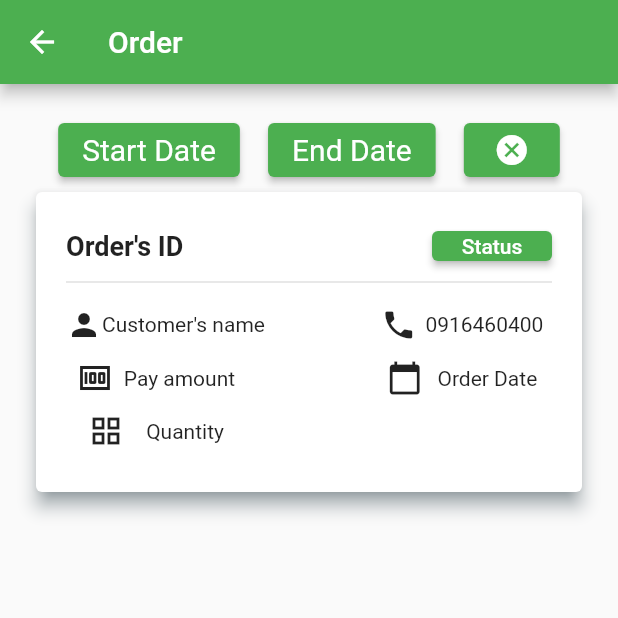
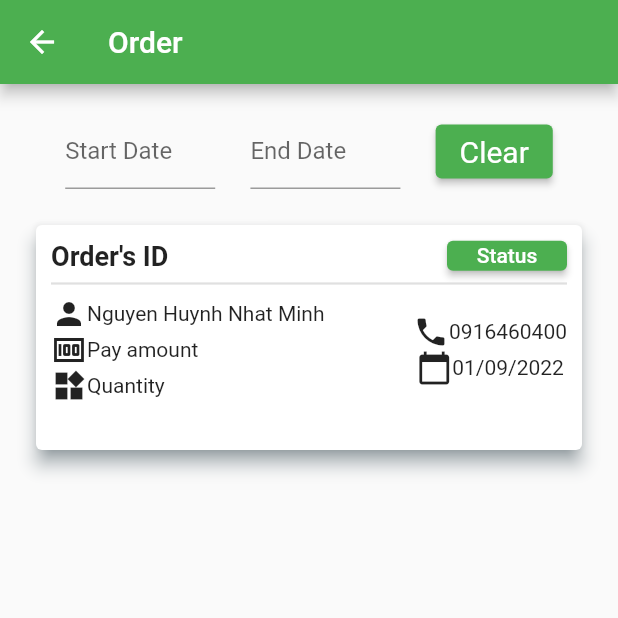
Before and after one commit to Grocery-Store-Management/GSMS.MobileApp.SWD, a Flutter app: the OrderListScreen screen opened by its route, on a phone screen of 412 x 824 dp, the top half of it. Run offline on Flutter 3.47's test engine with Material 2 defaults, Android fonts, the phone set to English and light mode, and no system bars; our stand-ins replace equatable.

Commit message:
update order list screen and widgets

```diff
--- a/lib/screens/order_list_screen/order_list.dart
+++ b/lib/screens/order_list_screen/order_list.dart
@@ -1,5 +1,6 @@
 import 'package:flutter/material.dart';
-import 'package:gsms_mobileapp_swd/widgets/item_card.dart';
+import 'package:gsms_mobileapp_swd/screens/order_list_screen/widgets/order_list_card.dart';
+import 'package:gsms_mobileapp_swd/screens/order_list_screen/widgets/order_date_picker.dart';
 
 class OrderListScreen extends StatefulWidget {
   const OrderListScreen({Key? key}) : super(key: key);
@@ -11,6 +12,9 @@ class OrderListScreen extends StatefulWidget {
 }
 
 class _OrderState extends State<OrderListScreen> {
+  TextEditingController startDateInput = TextEditingController();
+  TextEditingController endDateInput = TextEditingController();
+
   @override
   Widget build(BuildContext context) {
     return Scaffold(
@@ -21,20 +25,26 @@ class _OrderState extends State<OrderListScreen> {
         shrinkWrap: true,
         padding: const EdgeInsets.all(20.0),
         children: <Widget>[
-          Row(
-            mainAxisAlignment: MainAxisAlignment.spaceEvenly,
-            children: const <Widget>[
-              StartDateButton(),
-              EndDateButton(),
-              ClearDateButton(),
-            ],
+          Padding(
+            padding: const EdgeInsets.only(bottom: 20.0),
+            child: OrderDatePicker(),
           ),
           Row(
-            children: const <Widget>[
-              // TODO: Style OrderItemCard following figma design
+            children: <Widget>[
               Expanded(
-                child: OrderItemCard(),
-              )
+                child: Card(
+                  elevation: 5,
+                  shadowColor: Colors.blueGrey,
+                  child: Column(
+                    mainAxisSize: MainAxisSize.min,
+                    crossAxisAlignment: CrossAxisAlignment.center,
+                    mainAxisAlignment: MainAxisAlignment.start,
+                    children: const <Widget>[
+                      OrderListCard(),
+                    ],
+                  ),
+                ),
+              ),
             ],
           ),
         ],
@@ -42,76 +52,3 @@ class _OrderState extends State<OrderListScreen> {
     );
   }
 }
-
-class OrderItemCard extends StatelessWidget {
-  const OrderItemCard({
-    Key? key,
-  }) : super(key: key);
-
-  @override
-  Widget build(BuildContext context) {
-    return Card(
-      elevation: 5,
-      shadowColor: Colors.blueGrey,
-      child: Column(
-        mainAxisSize: MainAxisSize.min,
-        crossAxisAlignment: CrossAxisAlignment.center,
-        mainAxisAlignment: MainAxisAlignment.start,
-        children: [
-          ItemCard(),
-        ],
-      ),
-    );
-  }
-}
-
-class ClearDateButton extends StatelessWidget {
-  const ClearDateButton({
-    Key? key,
-  }) : super(key: key);
-
-  @override
-  Widget build(BuildContext context) {
-    return ElevatedButton(
-      style: ElevatedButton.styleFrom(textStyle: const TextStyle(fontSize: 20)),
-      onPressed: () {
-        // TODO: Add clear Start Date and End Date
-      },
-      child: const Icon(Icons.cancel),
-    );
-  }
-}
-
-class EndDateButton extends StatelessWidget {
-  const EndDateButton({
-    Key? key,
-  }) : super(key: key);
-
-  @override
-  Widget build(BuildContext context) {
-    return ElevatedButton(
-      style: ElevatedButton.styleFrom(textStyle: const TextStyle(fontSize: 20)),
-      onPressed: () {
-        // TODO: Add showDatePicker function
-      },
-      child: const Text('End Date'),
-    );
-  }
-}
-
-class StartDateButton extends StatelessWidget {
-  const StartDateButton({
-    Key? key,
-  }) : super(key: key);
-
-  @override
-  Widget build(BuildContext context) {
-    return ElevatedButton(
-      style: ElevatedButton.styleFrom(textStyle: const TextStyle(fontSize: 20)),
-      onPressed: () {
-        // TODO: Add showDatePicker function
-      },
-      child: const Text('Start Date'),
-    );
-  }
-}
--- /dev/null
+++ b/lib/screens/order_list_screen/widgets/order_date_picker.dart
@@ -0,0 +1,155 @@
+import 'package:flutter/material.dart';
+import 'package:intl/intl.dart';
+
+class OrderDatePicker extends StatefulWidget {
+  const OrderDatePicker({
+    Key? key,
+  }) : super(key: key);
+
+  @override
+  State<OrderDatePicker> createState() => _OrderDatePickerState();
+}
+
+class _OrderDatePickerState extends State<OrderDatePicker> {
+  @override
+  Widget build(BuildContext context) {
+    return Row(
+      mainAxisAlignment: MainAxisAlignment.spaceEvenly,
+      children: const [
+        SizedBox(
+          width: 100.0,
+          height: 50.0,
+          child: StartDateTextField(),
+        ),
+        SizedBox(
+          width: 100.0,
+          height: 50.0,
+          child: EndDateTextField(),
+        ),
+        SizedBox(
+          child: ClearDateButton(),
+        ),
+      ],
+    );
+  }
+}
+
+class StartDateTextField extends StatefulWidget {
+  const StartDateTextField({
+    Key? key,
+  }) : super(key: key);
+
+  @override
+  State<StartDateTextField> createState() => _StartDateTextFieldState();
+}
+
+class _StartDateTextFieldState extends State<StartDateTextField> {
+  TextEditingController dateInput = TextEditingController();
+
+  //text editing controller for text field
+  @override
+  void initState() {
+    dateInput.text = "";
+    super.initState(); //set the initial value of text field
+  }
+
+  @override
+  Widget build(BuildContext context) {
+    return TextField(
+      controller: dateInput, //editing controller of this TextField
+      decoration: InputDecoration(
+          labelText: "Start Date"
+      ),
+      readOnly: true, //set it true, so that user will not able to edit text
+      onTap: () async {
+        DateTime? pickedDate = await showDatePicker(
+            context: context,
+            initialDate: DateTime.now(),
+            firstDate: DateTime(
+                2000), //DateTime.now() - not to allow to choose before today.
+            lastDate: DateTime(2101));
+        if (pickedDate != null) {
+          print(
+              pickedDate); //pickedDate output format => 2021-03-10 00:00:00.000
+          String formattedDate = DateFormat('yyyy-MM-dd').format(pickedDate);
+          print(
+              formattedDate); //formatted date output using intl package =>  2021-03-16
+          //you can implement different kind of Date Format here according to your requirement
+
+          setState(() {
+            dateInput.text =
+                formattedDate; //set output date to TextField value.
+          });
+        } else {
+          print("Date is not selected");
+        }
+      },
+    );
+  }
+}
+
+class EndDateTextField extends StatefulWidget {
+  const EndDateTextField({
+    Key? key,
+  }) : super(key: key);
+
+  @override
+  State<EndDateTextField> createState() => _EndDateTextFieldState();
+}
+
+class _EndDateTextFieldState extends State<EndDateTextField> {
+  TextEditingController dateInput = TextEditingController();
+
+  @override
+  void initState() {
+    dateInput.text = "";
+    super.initState(); //set the initial value of text field
+  }
+
+  @override
+  Widget build(BuildContext context) {
+    return TextField(
+      controller: dateInput, //editing controller of this TextField
+      decoration: InputDecoration(
+          labelText: "End Date"
+      ),
+      readOnly: true, //set it true, so that user will not able to edit text
+      onTap: () async {
+        DateTime? pickedDate = await showDatePicker(
+            context: context,
+            initialDate: DateTime.now(),
+            firstDate: DateTime(
+                2000), //DateTime.now() - not to allow to choose before today.
+            lastDate: DateTime(2101));
+        if (pickedDate != null) {
+          print(
+              pickedDate); //pickedDate output format => 2021-03-10 00:00:00.000
+          String formattedDate = DateFormat('yyyy-MM-dd').format(pickedDate);
+          print(
+              formattedDate); //formatted date output using intl package =>  2021-03-16
+          //you can implement different kind of Date Format here according to your requirement
+
+          setState(() {
+            dateInput.text =
+                formattedDate; //set output date to TextField value.
+          });
+        } else {
+          print("Date is not selected");
+        }
+      },
+    );
+  }
+}
+
+class ClearDateButton extends StatelessWidget {
+  const ClearDateButton({Key? key}) : super(key: key);
+
+  @override
+  Widget build(BuildContext context) {
+    return ElevatedButton(
+      style: (ElevatedButton.styleFrom(textStyle: const TextStyle(fontSize: 20))),
+      onPressed: () {},
+      child: const Text("Clear"),
+    );
+  }
+}
--- /dev/null
+++ b/lib/screens/order_list_screen/widgets/order_list_card.dart
@@ -0,0 +1,125 @@
+import 'package:flutter/material.dart';
+
+class OrderListCard extends StatefulWidget {
+  const OrderListCard({Key? key}) : super(key: key);
+
+  @override
+  _OrderListCardState createState() => _OrderListCardState();
+}
+
+class _OrderListCardState extends State<OrderListCard> {
+  @override
+  Widget build(BuildContext context) {
+    // Figma Flutter Generator ItemCard - COMPONENT
+
+    return SizedBox(
+      height: 150,
+      child: Container(
+        padding: const EdgeInsets.all(10.0),
+        child: Column(
+          children: const <Widget>[
+            OrderTitle(),
+            Divider(
+              thickness: 1.5,
+            ),
+            OrderInfoRow(),
+          ],
+        ),
+      ),
+    );
+  }
+}
+
+class OrderTitle extends StatelessWidget {
+  const OrderTitle({
+    Key? key,
+  }) : super(key: key);
+
+  @override
+  Widget build(BuildContext context) {
+    return Row(
+      mainAxisAlignment: MainAxisAlignment.spaceBetween,
+      children: <Widget>[
+        const Text(
+          "Order's ID",
+          style: TextStyle(fontWeight: FontWeight.bold, fontSize: 18),
+        ),
+        // Status box
+        ConstrainedBox(
+          constraints: const BoxConstraints(
+            minWidth: 80.0,
+            minHeight: 20.0,
+          ),
+          child: SizedBox.shrink(
+            child: ElevatedButton(
+              child: const Text('Status'),
+              onPressed: () {},
+            ),
+          ),
+        ),
+      ],
+    );
+  }
+}
+
+class OrderInfoRow extends StatelessWidget {
+  const OrderInfoRow({
+    Key? key,
+  }) : super(key: key);
+
+  @override
+  Widget build(BuildContext context) {
+    return Row(
+      mainAxisAlignment: MainAxisAlignment.spaceBetween,
+      children: <Widget>[
+        Column(
+          mainAxisAlignment: MainAxisAlignment.spaceEvenly,
+          crossAxisAlignment: CrossAxisAlignment.start,
+          children: [
+            Wrap(
+              crossAxisAlignment: WrapCrossAlignment.center,
+              children: const <Widget>[
+                Icon(Icons.person),
+                Text("Nguyen Huynh Nhat Minh"),
+              ],
+            ),
+            Wrap(
+              crossAxisAlignment: WrapCrossAlignment.center,
+              alignment: WrapAlignment.start,
+              children: const <Widget>[
+                Icon(Icons.money),
+                Text("Pay amount"),
+              ],
+            ),
+            Wrap(
+              crossAxisAlignment: WrapCrossAlignment.center,
+              alignment: WrapAlignment.start,
+              children: const <Widget>[
+                Icon(Icons.widgets,),
+                Text("Quantity"),
+              ],
+            ),
+          ],
+        ),
+        Column(
+          children: [
+            Wrap(
+              crossAxisAlignment: WrapCrossAlignment.center,
+              children: const <Widget>[
+                Icon(Icons.phone),
+                Text("0916460400"),
+              ],
+            ),
+            Wrap(
+              crossAxisAlignment: WrapCrossAlignment.center,
+              children: const <Widget>[
+                Icon(Icons.calendar_today),
+                Text("01/09/2022"),
+              ],
+            ),
+          ],
+        ),
+      ],
+    );
+  }
+}
--- a/lib/widgets/item_card.dart
+++ /dev/null
@@ -1,143 +0,0 @@
-import 'package:flutter/material.dart';
-
-class ItemCard extends StatefulWidget {
-  const ItemCard({Key? key}) : super(key: key);
-
-  @override
-  _ItemCardState createState() => _ItemCardState();
-}
-
-class _ItemCardState extends State<ItemCard> {
-  @override
-  Widget build(BuildContext context) {
-    // Figma Flutter Generator ItemCard - COMPONENT
-
-    return SizedBox(
-      height: 200,
-      child: Container(
-        padding: const EdgeInsets.all(20.0),
-        alignment: Alignment.center,
-        child: Column(
-          crossAxisAlignment: CrossAxisAlignment.start,
-          mainAxisSize: MainAxisSize.max,
-          mainAxisAlignment: MainAxisAlignment.spaceEvenly,
-          children: [
-            Row(
-              crossAxisAlignment: CrossAxisAlignment.center,
-              mainAxisAlignment: MainAxisAlignment.spaceBetween,
-              mainAxisSize: MainAxisSize.max,
-              children: [
-                const Text(
-                  "Order's ID",
-                  style: TextStyle(fontWeight: FontWeight.bold, fontSize: 18),
-                ),
-                // Status box
-                ConstrainedBox(
-                  constraints: const BoxConstraints(
-                    minWidth: 80.0,
-                    minHeight: 20.0,
-                  ),
-                  child: SizedBox.shrink(
-                    child: ElevatedButton(
-                      child: const Text('Status'),
-                      onPressed: () {},
-                    ),
-                  ),
-                ),
-              ],
-            ),
-            const Divider(
-              thickness: 1.0,
-            ),
-            Row(
-              crossAxisAlignment: CrossAxisAlignment.center,
-              mainAxisAlignment: MainAxisAlignment.spaceBetween,
-              mainAxisSize: MainAxisSize.max,
-              children: [
-                ConstrainedBox(
-                  constraints: const BoxConstraints(
-                    minWidth: 120.0,
-                    minHeight: 30.0,
-                  ),
-                  child: Row(
-                    mainAxisAlignment: MainAxisAlignment.spaceEvenly,
-                    children: [
-                      Icon(Icons.person),
-                      Text("Customer's name"),
-                    ],
-                  ),
-                ),
-                ConstrainedBox(
-                  constraints: const BoxConstraints(
-                    minWidth: 120.0,
-                    minHeight: 30.0,
-                  ),
-                  child: Row(
-                    mainAxisAlignment: MainAxisAlignment.spaceEvenly,
-                    children: [
-                      Icon(Icons.phone),
-                      Text("0916460400"),
-                    ],
-                  ),
-                ),
-              ],
-            ),
-            Row(
-              crossAxisAlignment: CrossAxisAlignment.center,
-              mainAxisAlignment: MainAxisAlignment.spaceBetween,
-              mainAxisSize: MainAxisSize.max,
-              children: [
-                ConstrainedBox(
-                  constraints: const BoxConstraints(
-                    minWidth: 120.0,
-                    minHeight: 30.0,
-                  ),
-                  child: Row(
-                    mainAxisAlignment: MainAxisAlignment.spaceEvenly,
-                    children: [
-                      Icon(Icons.money),
-                      Text("Pay amount"),
-                    ],
-                  ),
-                ),
-                ConstrainedBox(
-                  constraints: const BoxConstraints(
-                    minWidth: 120.0,
-                    minHeight: 30.0,
-                  ),
-                  child: Row(
-                    mainAxisAlignment: MainAxisAlignment.spaceEvenly,
-                    children: [
-                      Icon(Icons.calendar_today),
-                      Text("Order Date"),
-                    ],
-                  ),
-                ),
-              ],
-            ),
-            Row(
-              crossAxisAlignment: CrossAxisAlignment.center,
-              mainAxisAlignment: MainAxisAlignment.spaceBetween,
-              mainAxisSize: MainAxisSize.max,
-              children: [
-                ConstrainedBox(
-                  constraints: const BoxConstraints(
-                    minWidth: 120.0,
-                    minHeight: 30.0,
-                  ),
-                  child: Row(
-                    mainAxisAlignment: MainAxisAlignment.spaceEvenly,
-                    children: [
-                      Icon(Icons.grid_view),
-                      Text("Quantity"),
-                    ],
-                  ),
-                ),
-              ],
-            ),
-          ],
-        ),
-      ),
-    );
-  }
-}
--- a/pubspec.yaml
+++ b/pubspec.yaml
@@ -38,6 +38,7 @@ dependencies:
   flutter_bloc: ^8.0.1
   equatable: ^2.0.3
   flutter_svg: ^1.0.3
+  intl: ^0.17.0
 
 dev_dependencies:
   flutter_test:
```
Also changed, not shown: pubspec.lock.
